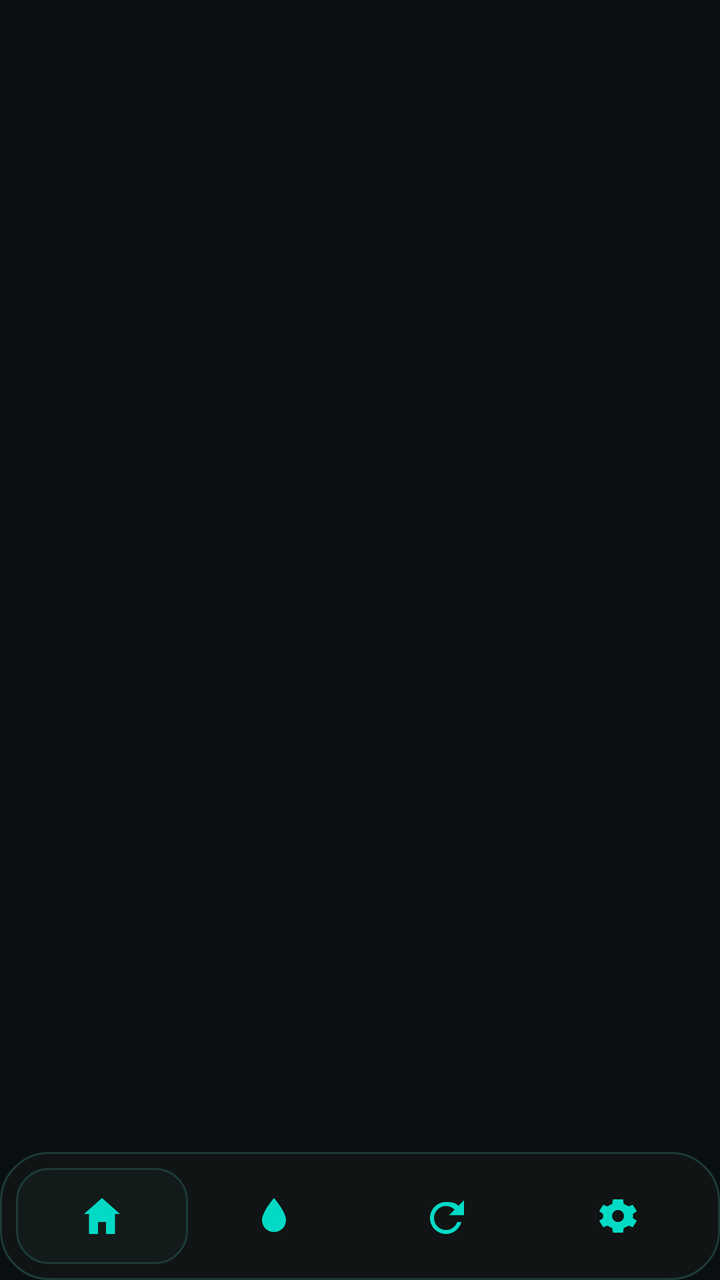
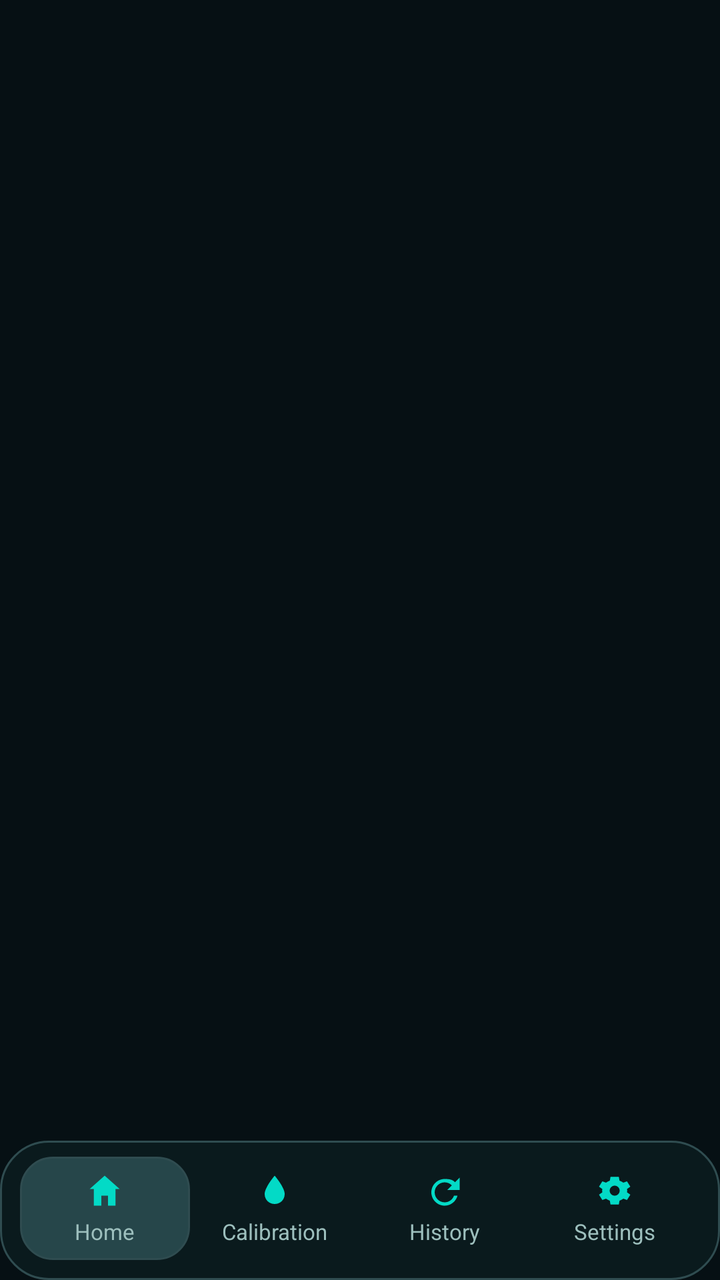

Compare the two renders of this Android layout. The source of the first and the diff that turns it into the second are given below.
<!-- AndroidManifest.xml: application theme Theme.WaterBench -->
<!-- res/layout/activity_main.xml -->
<?xml version="1.0" encoding="utf-8"?>
<androidx.appcompat.widget.LinearLayoutCompat
    xmlns:android="http://schemas.android.com/apk/res/android"
    xmlns:app="http://schemas.android.com/apk/res-auto"
    android:layout_width="match_parent"
    android:layout_height="match_parent"
    android:orientation="vertical"
    android:background="?attr/wbBg">

    <androidx.fragment.app.FragmentContainerView
        android:id="@+id/fragmentContainer"
        android:layout_width="match_parent"
        android:layout_height="0dp"
        android:layout_weight="1" />

    <LinearLayout
        android:id="@+id/navBar"
        android:layout_width="match_parent"
        android:layout_height="wrap_content"
        android:orientation="horizontal"
        android:paddingStart="8dp" android:paddingEnd="8dp"
        android:paddingTop="8dp" android:paddingBottom="8dp"
        android:background="@drawable/nav_bg">

        <ImageButton android:id="@+id/navHome"
            android:layout_width="0dp" android:layout_weight="1" android:layout_height="48dp"
            android:background="@drawable/nav_item_selected"
            android:src="@drawable/ic_home" android:contentDescription="Home"
            android:scaleType="centerInside" />

        <ImageButton android:id="@+id/navCalibrate"
            android:layout_width="0dp" android:layout_weight="1" android:layout_height="48dp"
            android:background="@android:color/transparent"
            android:src="@drawable/ic_calibration" android:contentDescription="Calibration"
            android:scaleType="centerInside" />

        <ImageButton android:id="@+id/navHistory"
            android:layout_width="0dp" android:layout_weight="1" android:layout_height="48dp"
            android:background="@android:color/transparent"
            android:src="@drawable/ic_history" android:contentDescription="History"
            android:scaleType="centerInside" />

        <ImageButton android:id="@+id/navSettings"
            android:layout_width="0dp" android:layout_weight="1" android:layout_height="48dp"
            android:background="@android:color/transparent"
            android:src="@drawable/ic_settings" android:contentDescription="Settings"
            android:scaleType="centerInside" />
    </LinearLayout>
</androidx.appcompat.widget.LinearLayoutCompat>
<!-- resources referenced by this layout -->
<resources>
  <!-- drawable ic_calibration (drawable) -->
  <?xml version="1.0" encoding="utf-8"?>
  <vector xmlns:android="http://schemas.android.com/apk/res/android"
      android:width="24dp" android:height="24dp"
      android:viewportWidth="24" android:viewportHeight="24"
      android:tint="?attr/colorAccent">
      
      <path android:fillColor="#59D6B4"
          android:pathData="M12,3 C12,3 6,10 6,14 C6,17.5 8.7,20 12,20 C15.3,20 18,17.5 18,14 C18,10 12,3 12,3 Z" />
  </vector>
  <!-- drawable ic_history (drawable) -->
  <?xml version="1.0" encoding="utf-8"?>
  <vector xmlns:android="http://schemas.android.com/apk/res/android"
      android:width="24dp" android:height="24dp"
      android:viewportWidth="24" android:viewportHeight="24"
      android:tint="?attr/colorAccent">
      
      <path android:fillColor="#59D6B4"
          android:pathData="M12,5 C7.6,5 4,8.6 4,13 C4,17.4 7.6,21 12,21 C15.7,21 18.8,18.4 19.7,15 L17.6,15 C16.8,17.3 14.6,19 12,19 C8.7,19 6,16.3 6,13 C6,9.7 8.7,7 12,7 C13.7,7 15.2,7.7 16.3,8.8 L13.5,11.6 L21,11.6 L21,4.1 L18.2,6.9 C16.6,5.2 14.4,5 12,5 Z" />
  </vector>
  <!-- drawable ic_home (drawable) -->
  <?xml version="1.0" encoding="utf-8"?>
  <vector xmlns:android="http://schemas.android.com/apk/res/android"
      android:width="24dp" android:height="24dp"
      android:viewportWidth="24" android:viewportHeight="24"
      android:tint="?attr/colorAccent">
      <path android:fillColor="#59D6B4"
          android:pathData="M12,3 L21,11 L18.5,11 L18.5,21 L14,21 L14,15 L10,15 L10,21 L5.5,21 L5.5,11 L3,11 Z" />
  </vector>
  <!-- drawable nav_bg (drawable) -->
  <?xml version="1.0" encoding="utf-8"?>
  <shape xmlns:android="http://schemas.android.com/apk/res/android"
      android:shape="rectangle">
      <solid android:color="?attr/wbNavBg" />
      <corners android:radius="24dp" />
      <stroke android:width="1dp" android:color="?attr/wbSurfaceStroke" />
  </shape>
  <!-- drawable nav_item_selected (drawable) -->
  <?xml version="1.0" encoding="utf-8"?>
  <ripple xmlns:android="http://schemas.android.com/apk/res/android"
      android:color="#33FFFFFF">
      <item>
          <shape android:shape="rectangle">
              <solid android:color="?attr/wbNavItemBg" />
              <corners android:radius="16dp" />
              <stroke android:width="1dp" android:color="?attr/wbSurfaceStroke" />
          </shape>
      </item>
  </ripple>
  <style name="Theme.WaterBench" parent="Theme.MaterialComponents.NoActionBar">
          <item name="wbBg">#0A0F12</item>
          <item name="wbSurface">#0E1F1C</item>
          <item name="wbSurfaceStroke">#1E3B36</item>
          <item name="wbInputBg">#14232020</item>
          <item name="wbChipBg">#164138</item>
          <item name="wbNavBg">#E6111614</item>
          <item name="wbNavItemBg">#331E3B36</item>
          <item name="wbProgressTrack">#1A2A26</item>
          <item name="wbAccent">#59D6B4</item>
          <item name="wbAccentDim">#3E9C80</item>
          <item name="wbOnAccent">#0A0F12</item>
          <item name="wbTextPrimary">#F2F7F5</item>
          <item name="wbTextSecondary">#9EB4AE</item>
          <item name="wbTextMuted">#6E8B85</item>
          <item name="wbDanger">#E5484D</item>
          <item name="wbDangerDim">#4A1414</item>
          <item name="wbDangerStroke">#7A1F1F</item>
          <item name="wbWarn">#EFA35C</item>
          <item name="wbWarnDim">#3E2A12</item>
          <item name="wbWarnStroke">#6B4A1E</item>
  
          <item name="android:windowBackground">#0A0F12</item>
          <item name="android:colorPrimary">#59D6B4</item>
          <item name="android:colorAccent">#59D6B4</item>
          <item name="android:statusBarColor">#0A0F12</item>
          <item name="android:navigationBarColor">#0A0F12</item>
          <item name="colorSurface">#0E1F1C</item>
          <item name="colorOnSurface">#F2F7F5</item>
          <item name="android:windowLightStatusBar" tools:targetApi="m">false</item>
      </style>
  <!-- unchanged entries left out for length: 1 -->
</resources>

<!-- the commit's change to res/layout/activity_main.xml (unified diff, before → after) -->
@@ -18,32 +18,80 @@
         android:layout_width="match_parent"
         android:layout_height="wrap_content"
         android:orientation="horizontal"
-        android:paddingStart="8dp" android:paddingEnd="8dp"
-        android:paddingTop="8dp" android:paddingBottom="8dp"
+        android:paddingStart="10dp" android:paddingEnd="10dp"
+        android:paddingTop="8dp" android:paddingBottom="10dp"
         android:background="@drawable/nav_bg">
 
-        <ImageButton android:id="@+id/navHome"
-            android:layout_width="0dp" android:layout_weight="1" android:layout_height="48dp"
+        <LinearLayout android:id="@+id/navHome"
+            android:layout_width="0dp" android:layout_weight="1"
+            android:layout_height="wrap_content"
+            android:orientation="vertical" android:gravity="center"
+            android:paddingTop="7dp" android:paddingBottom="7dp"
             android:background="@drawable/nav_item_selected"
-            android:src="@drawable/ic_home" android:contentDescription="Home"
-            android:scaleType="centerInside" />
+            android:clickable="true" android:focusable="true">
 
-        <ImageButton android:id="@+id/navCalibrate"
-            android:layout_width="0dp" android:layout_weight="1" android:layout_height="48dp"
+            <ImageView android:layout_width="20dp" android:layout_height="20dp"
+                android:src="@drawable/ic_home" android:contentDescription="@null"
+                android:importantForAccessibility="no" />
+
+            <TextView android:layout_width="wrap_content" android:layout_height="wrap_content"
+                android:text="Home" android:textSize="11sp"
+                android:textColor="?attr/wbTextSecondary"
+                android:layout_marginTop="3dp" />
+        </LinearLayout>
+
+        <LinearLayout android:id="@+id/navCalibrate"
+            android:layout_width="0dp" android:layout_weight="1"
+            android:layout_height="wrap_content"
+            android:orientation="vertical" android:gravity="center"
+            android:paddingTop="7dp" android:paddingBottom="7dp"
             android:background="@android:color/transparent"
-            android:src="@drawable/ic_calibration" android:contentDescription="Calibration"
-            android:scaleType="centerInside" />
+            android:clickable="true" android:focusable="true">
 
-        <ImageButton android:id="@+id/navHistory"
-            android:layout_width="0dp" android:layout_weight="1" android:layout_height="48dp"
+            <ImageView android:layout_width="20dp" android:layout_height="20dp"
+                android:src="@drawable/ic_calibration" android:contentDescription="@null"
+                android:importantForAccessibility="no" />
+
+            <TextView android:layout_width="wrap_content" android:layout_height="wrap_content"
+                android:text="Calibration" android:textSize="11sp"
+                android:textColor="?attr/wbTextSecondary"
+                android:layout_marginTop="3dp" />
+        </LinearLayout>
+
+        <LinearLayout android:id="@+id/navHistory"
+            android:layout_width="0dp" android:layout_weight="1"
+            android:layout_height="wrap_content"
+            android:orientation="vertical" android:gravity="center"
+            android:paddingTop="7dp" android:paddingBottom="7dp"
             android:background="@android:color/transparent"
-            android:src="@drawable/ic_history" android:contentDescription="History"
-            android:scaleType="centerInside" />
+            android:clickable="true" android:focusable="true">
 
-        <ImageButton android:id="@+id/navSettings"
-            android:layout_width="0dp" android:layout_weight="1" android:layout_height="48dp"
+            <ImageView android:layout_width="20dp" android:layout_height="20dp"
+                android:src="@drawable/ic_history" android:contentDescription="@null"
+                android:importantForAccessibility="no" />
+
+            <TextView android:layout_width="wrap_content" android:layout_height="wrap_content"
+                android:text="History" android:textSize="11sp"
+                android:textColor="?attr/wbTextSecondary"
+                android:layout_marginTop="3dp" />
+        </LinearLayout>
+
+        <LinearLayout android:id="@+id/navSettings"
+            android:layout_width="0dp" android:layout_weight="1"
+            android:layout_height="wrap_content"
+            android:orientation="vertical" android:gravity="center"
+            android:paddingTop="7dp" android:paddingBottom="7dp"
             android:background="@android:color/transparent"
-            android:src="@drawable/ic_settings" android:contentDescription="Settings"
-            android:scaleType="centerInside" />
+            android:clickable="true" android:focusable="true">
+
+            <ImageView android:layout_width="20dp" android:layout_height="20dp"
+                android:src="@drawable/ic_settings" android:contentDescription="@null"
+                android:importantForAccessibility="no" />
+
+            <TextView android:layout_width="wrap_content" android:layout_height="wrap_content"
+                android:text="Settings" android:textSize="11sp"
+                android:textColor="?attr/wbTextSecondary"
+                android:layout_marginTop="3dp" />
+        </LinearLayout>
     </LinearLayout>
 </androidx.appcompat.widget.LinearLayoutCompat>
<!-- resource entries referenced after the edit -->
@@ -50,20 +50,20 @@
       </item>
   </ripple>
   <style name="Theme.WaterBench" parent="Theme.MaterialComponents.NoActionBar">
-          <item name="wbBg">#0A0F12</item>
-          <item name="wbSurface">#0E1F1C</item>
-          <item name="wbSurfaceStroke">#1E3B36</item>
-          <item name="wbInputBg">#14232020</item>
-          <item name="wbChipBg">#164138</item>
-          <item name="wbNavBg">#E6111614</item>
-          <item name="wbNavItemBg">#331E3B36</item>
-          <item name="wbProgressTrack">#1A2A26</item>
-          <item name="wbAccent">#59D6B4</item>
-          <item name="wbAccentDim">#3E9C80</item>
-          <item name="wbOnAccent">#0A0F12</item>
-          <item name="wbTextPrimary">#F2F7F5</item>
-          <item name="wbTextSecondary">#9EB4AE</item>
-          <item name="wbTextMuted">#6E8B85</item>
+          <item name="wbBg">#061014</item>
+          <item name="wbSurface">#173237</item>
+          <item name="wbSurfaceStroke">#2F4C50</item>
+          <item name="wbInputBg">#141E2E33</item>
+          <item name="wbChipBg">#17393C</item>
+          <item name="wbNavBg">#E60B1B1E</item>
+          <item name="wbNavItemBg">#26464A</item>
+          <item name="wbProgressTrack">#1D3338</item>
+          <item name="wbAccent">#6BE0C7</item>
+          <item name="wbAccentDim">#4FB8A1</item>
+          <item name="wbOnAccent">#061014</item>
+          <item name="wbTextPrimary">#EDF8F6</item>
+          <item name="wbTextSecondary">#9DBFBD</item>
+          <item name="wbTextMuted">#7A9A98</item>
           <item name="wbDanger">#E5484D</item>
           <item name="wbDangerDim">#4A1414</item>
           <item name="wbDangerStroke">#7A1F1F</item>
@@ -71,13 +71,13 @@
           <item name="wbWarnDim">#3E2A12</item>
           <item name="wbWarnStroke">#6B4A1E</item>
   
-          <item name="android:windowBackground">#0A0F12</item>
-          <item name="android:colorPrimary">#59D6B4</item>
-          <item name="android:colorAccent">#59D6B4</item>
-          <item name="android:statusBarColor">#0A0F12</item>
-          <item name="android:navigationBarColor">#0A0F12</item>
-          <item name="colorSurface">#0E1F1C</item>
-          <item name="colorOnSurface">#F2F7F5</item>
+          <item name="android:windowBackground">#061014</item>
+          <item name="android:colorPrimary">#6BE0C7</item>
+          <item name="android:colorAccent">#6BE0C7</item>
+          <item name="android:statusBarColor">#061014</item>
+          <item name="android:navigationBarColor">#061014</item>
+          <item name="colorSurface">#173237</item>
+          <item name="colorOnSurface">#EDF8F6</item>
           <item name="android:windowLightStatusBar" tools:targetApi="m">false</item>
       </style>
   <!-- unchanged entries left out for length: 1 -->
